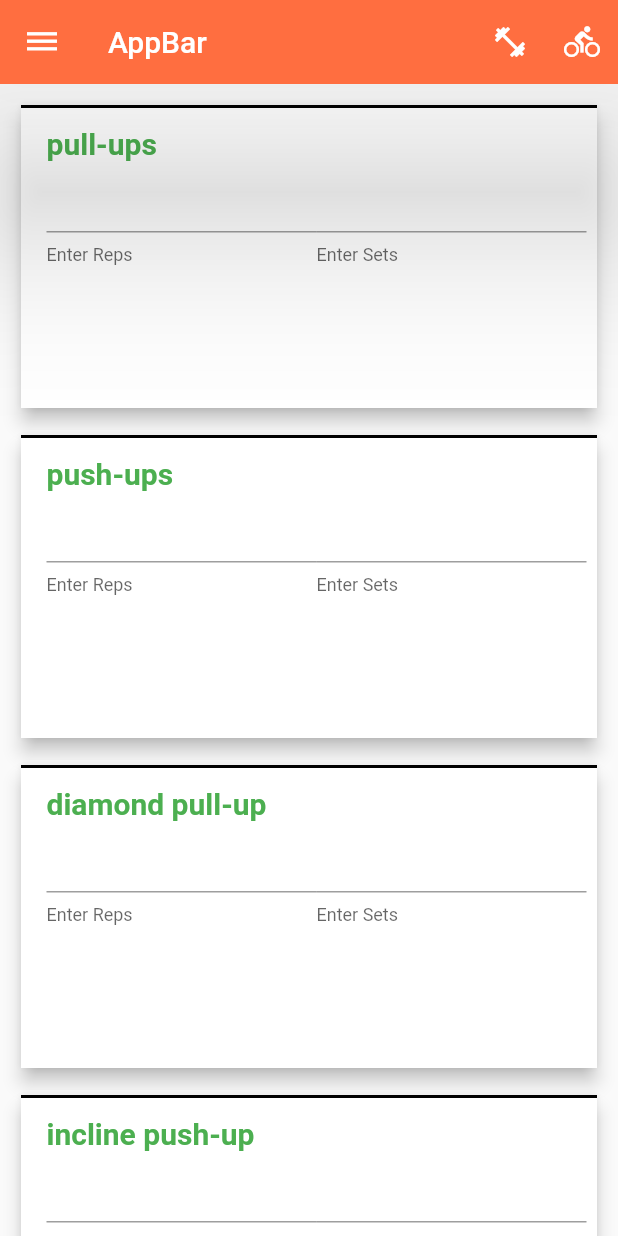
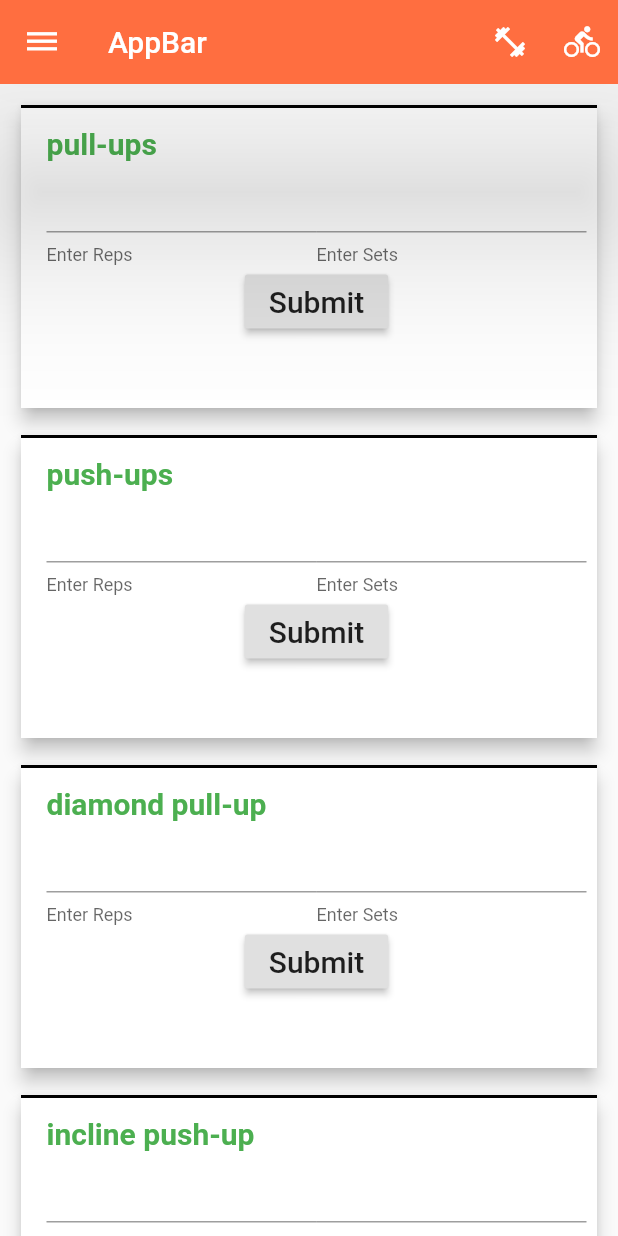
Before and after one commit to msanmaz/exercise_tracker, a Flutter app: the screen it shows after launch, on a phone screen of 412 x 824 dp. Run offline on Flutter 3.47's test engine with Material 2 defaults, Android fonts, the phone set to English and light mode, and no system bars.

Commit message:
addin button

```diff
--- a/lib/main.dart
+++ b/lib/main.dart
@@ -100,6 +100,11 @@ class Dashboard extends StatelessWidget {
                                               ),
                                             ],
                                           ),
+                                          RaisedButton(
+                                            onPressed: () {},
+                                            child: const Text('Submit',
+                                                style: TextStyle(fontSize: 20)),
+                                          )
                                         ],
                                       ))
                                 ],
```
